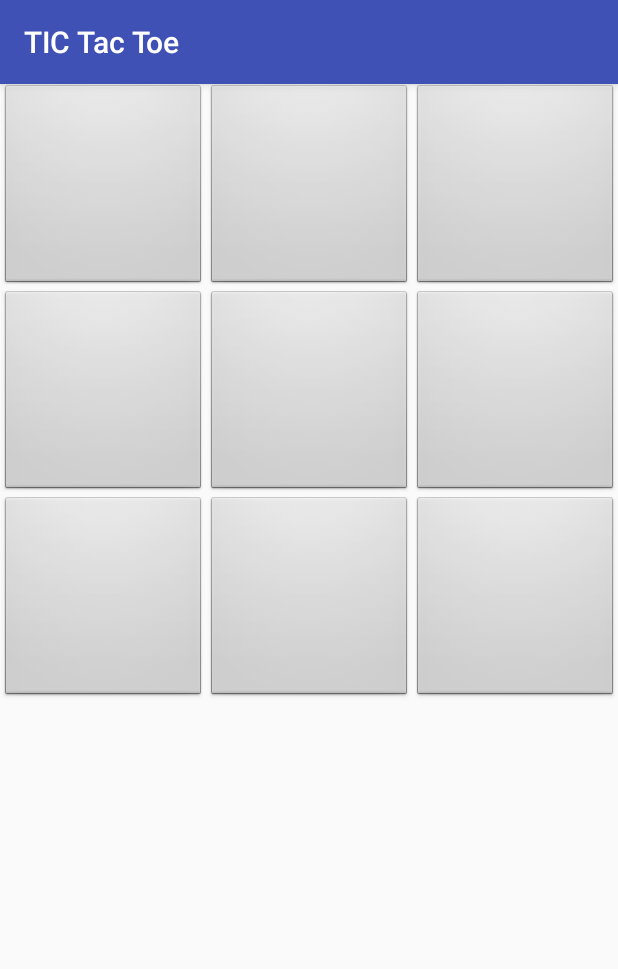
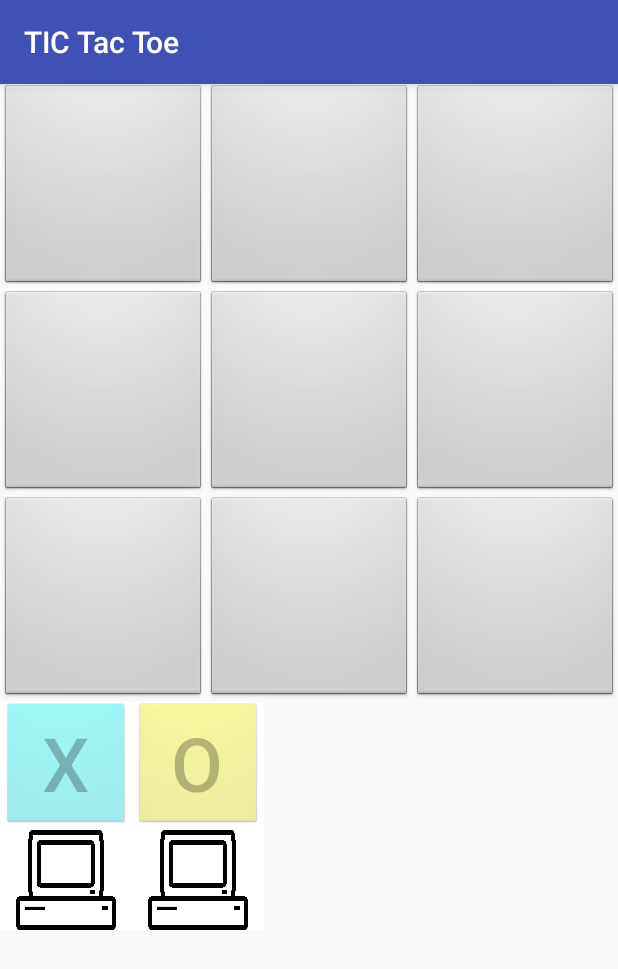
Before and after one commit to binyamin5555/SuperTicTacToe, an Android app: the SinglePlayerActivity screen opened directly, with no data from a screen before it, on a phone screen of 412 x 824 dp. Shown: the top 969 px of the screen. Run offline under Robolectric (Android 15) with nearby library versions, the phone set to English and light mode, and no system bars.

Commit message:
Added support for multiple computer players

```diff
--- a/TICTacToe/app/src/main/java/com/example/madmon/tictactoe/GameActivity.java
+++ b/TICTacToe/app/src/main/java/com/example/madmon/tictactoe/GameActivity.java
@@ -11,6 +11,7 @@ import android.util.Log;
 import android.view.Display;
 import android.view.View;
 import android.widget.GridLayout;
+import android.widget.LinearLayout;
 import android.widget.RelativeLayout;
 import android.widget.Toast;
 
@@ -21,6 +22,7 @@ public class GameActivity extends AppCompatActivity implements View.OnClickListe
 
     protected TTTButton[][] buttons; //[num-of-row][num-of-col]
     GridLayout gl;
+    LinearLayout playersIndicator;
 
     protected boolean isGameOver;
     boolean isSomeonePlayingNow;
@@ -72,6 +74,15 @@ public class GameActivity extends AppCompatActivity implements View.OnClickListe
 
     }
 
+    public void setPlayerIndicators(boolean[] isComputer) {
+        playersIndicator = (LinearLayout) findViewById(R.id.playersIndicator);
+        for(int i = 0 ; i < numOfPlayers ; i++) {
+            playersIndicator.addView(new PlayerVisualView(this , PlayerTurn.values()[i] , isComputer[i]));
+        }
+
+        PlayerVisualView.setPlaying(currentPlayer); //set indicator on first
+    }
+
     public void doTurn(TTTButton choice) {
         isSomeonePlayingNow = true;
         Log.i("doing turn" , "on button " + choice);
@@ -82,6 +93,7 @@ public class GameActivity extends AppCompatActivity implements View.OnClickListe
         }
 
         currentPlayer = PlayerTurn.getNext(currentPlayer , numOfPlayers);   //player-turn indicator
+        PlayerVisualView.setPlaying(currentPlayer);
         isSomeonePlayingNow = false;
 }
 
--- a/TICTacToe/app/src/main/java/com/example/madmon/tictactoe/PlayerTurn.java
+++ b/TICTacToe/app/src/main/java/com/example/madmon/tictactoe/PlayerTurn.java
@@ -18,6 +18,7 @@ public enum PlayerTurn {
     EX ("X" , Color.CYAN),
     CIRCLE ("O" , Color.YELLOW),
     TRIANGLE ("Δ" , Color.RED),
+    PENTAGRAM ("⛤" , Color.MAGENTA),
     SQUARE ("□" , Color.GREEN);
 
     public final String displayInButton;
--- /dev/null
+++ b/TICTacToe/app/src/main/java/com/example/madmon/tictactoe/PlayerVisualView.java
@@ -0,0 +1,111 @@
+package com.example.madmon.tictactoe;
+
+import android.content.Context;
+import android.graphics.Bitmap;
+import android.graphics.Color;
+import android.graphics.drawable.BitmapDrawable;
+import android.graphics.drawable.Drawable;
+import android.support.annotation.Nullable;
+import android.util.AttributeSet;
+import android.view.Gravity;
+import android.widget.LinearLayout;
+
+import java.util.LinkedList;
+
+/**
+ * Created by madmon on 11/06/2017.
+ */
+
+public class PlayerVisualView extends LinearLayout {
+
+    private static final int RESCALED_BITMAP_SIZE = 100;
+
+    public static LinkedList<PlayerVisualView> allMadeViews = new LinkedList<>();
+    public PlayerTurn ownTurn;
+    public boolean isCompPlayer;
+
+    public PlayerVisualView(Context context , PlayerTurn playerTurn , boolean isCompPlayer) {
+        super(context);
+        ctorStuff(playerTurn , isCompPlayer);
+    }
+
+    public PlayerVisualView(Context context, @Nullable AttributeSet attrs , PlayerTurn playerTurn , boolean isCompPlayer) {
+        super(context, attrs);
+        ctorStuff(playerTurn , isCompPlayer);
+    }
+
+    public PlayerVisualView(Context context, @Nullable AttributeSet attrs, int defStyleAttr , PlayerTurn playerTurn , boolean isCompPlayer) {
+        super(context, attrs, defStyleAttr);
+        ctorStuff(playerTurn , isCompPlayer);
+    }
+
+    private void ctorStuff(PlayerTurn playerTurn , boolean isCompPlayer) {
+        this.ownTurn = playerTurn;
+
+        this.setGravity(Gravity.CENTER_HORIZONTAL | Gravity.TOP);
+        this.setOrientation(LinearLayout.VERTICAL);
+
+        //playing mark
+        TTTButton tttb = new TTTButton(this.getContext() , -1 , -1);
+        tttb.pressButton(playerTurn);
+        tttb.setEnabled(false);
+        this.addView(tttb);
+
+        // human or computer
+        ImageViewControlled iv = new ImageViewControlled(this.getContext());
+        Drawable humanOrComp;
+        if (isCompPlayer) {
+            humanOrComp = getResources().getDrawable(R.drawable.comp_player);
+        }
+        else {
+            humanOrComp = getResources().getDrawable(R.drawable.human_player);
+        }
+
+        humanOrComp = resize(humanOrComp , RESCALED_BITMAP_SIZE);
+
+        iv.setImageDrawable(humanOrComp);
+        this.addView(iv);
+
+
+
+        allMadeViews.add(this);
+    }
+    private Drawable resize(Drawable image , int size) {
+        Bitmap b = ((BitmapDrawable)image).getBitmap();
+        Bitmap bitmapResized = Bitmap.createScaledBitmap(b, size, size, false);
+        return new BitmapDrawable(getResources(), bitmapResized);
+    }
+
+    public static void setPlaying(PlayerTurn currentPlaying) {
+
+        for(PlayerVisualView playerVisualView : allMadeViews) {
+            playerVisualView.setBackgroundColor(Color.WHITE);
+        }
+
+        for(PlayerVisualView playerVisualView : allMadeViews) {
+            if(playerVisualView.ownTurn == currentPlaying) {
+                //mark currently playing
+                playerVisualView.setBackgroundColor(Color.RED);
+                return; //found it - we're done here!!!
+            }
+        }
+
+//        //didn't find one
+//        allMadeViews.get(0).setBackgroundColor(Color.RED);
+
+    }
+
+
+    protected class ImageViewControlled extends android.support.v7.widget.AppCompatImageView {
+
+        public ImageViewControlled(Context context) {
+            super(context);
+        }
+
+        @Override
+        public void onMeasure(int widthMeasureSpec, int heightMeasureSpec) {
+            int smallest = Math.min(widthMeasureSpec , heightMeasureSpec);
+            super.onMeasure(smallest , smallest); // This is the key that will make the height equivalent to its width
+        }
+    }
+}
--- a/TICTacToe/app/src/main/java/com/example/madmon/tictactoe/SinglePlayerActivity.java
+++ b/TICTacToe/app/src/main/java/com/example/madmon/tictactoe/SinglePlayerActivity.java
@@ -12,15 +12,38 @@ public class SinglePlayerActivity extends GameActivity {
 
     private static final long lockTime = 2000;  //time until button is chosen
 
-    PlayerTurn computerTurn;
+    public int numOfComputerPlayers;
+
+    PlayerTurn[] computerTurn;
 
     @Override
     protected void onCreate(Bundle savedInstanceState) {
         super.onCreate(savedInstanceState);
+        sharedPreferences = GameSettings.getSharedPreferences(this);
+        numOfComputerPlayers = Math.min(numOfPlayers ,3);
+//        numOfComputerPlayers = Math.min(numOfPlayers , sharedPreferences.getInt(GameSettings.SHARED_PREFS_PLAYERS_NUM_SELECTED , GameSettings.DEFAULT_FAME_DIM));
 
-        computerTurn = PlayerTurn.TRIANGLE;
+        boolean[] isComputerPlayer = new boolean[numOfPlayers];
+        for(int i = 0 ; i < numOfComputerPlayers ; i++) {
+            int randI;
+            do {
+                randI = (int) (numOfPlayers * Math.random());   //get random index in array
+            }while(isComputerPlayer[randI]);    //already a comp player
+
+            isComputerPlayer[randI] = true;
+        }
+
+        computerTurn = new PlayerTurn[numOfComputerPlayers];
+        for(int i = 0, j = 0 ; i < isComputerPlayer.length ; i++) {
+            if(isComputerPlayer[i]) {
+                computerTurn[j] = PlayerTurn.values()[i];
+                j++;
+            }
+        }
 
         (new CheckPlayThread()).execute(this);
+
+        setPlayerIndicators(isComputerPlayer);
     }
 
     @Override
@@ -28,10 +51,20 @@ public class SinglePlayerActivity extends GameActivity {
         super.doTurn(choice);
 
 
-        if(currentPlayer == computerTurn) {
+        if(isPlayerComp(currentPlayer)) {
             //lock all buttons
             lockAllButtons();
         }
+    }
+
+    public boolean isPlayerComp(PlayerTurn playerTurn) {
+        for(PlayerTurn pt : computerTurn) {
+            if(pt == playerTurn) {
+                return true;
+            }
+        }
+
+        return false;
     }
 
     public void cumputeTurnStart() {
@@ -39,7 +72,7 @@ public class SinglePlayerActivity extends GameActivity {
 
         Log.i("computer turn" , "checking if my turn");
 
-        if (currentPlayer != computerTurn) {
+        if (!isPlayerComp(currentPlayer)) {
             Log.i("computer turn" , "not my turn.......");
             return;
         }
--- a/TICTacToe/app/src/main/res/layout/activity_game.xml
+++ b/TICTacToe/app/src/main/res/layout/activity_game.xml
@@ -20,4 +20,18 @@
         android:id="@+id/gridLayout">
 
     </com.example.madmon.tictactoe.SquareGridLayout>
+
+    <HorizontalScrollView
+        android:layout_width="match_parent"
+        android:layout_height="match_parent"
+        android:layout_below="@+id/gridLayout">
+
+        <LinearLayout
+            android:layout_width="wrap_content"
+            android:layout_height="match_parent"
+            android:orientation="horizontal"
+            android:id="@+id/playersIndicator"/>
+    </HorizontalScrollView>
+
+
 </RelativeLayout>
--- a/TICTacToe/app/src/main/res/values/strings.xml
+++ b/TICTacToe/app/src/main/res/values/strings.xml
@@ -2,7 +2,7 @@
     <string name="app_name">TIC Tac Toe</string>
     <string name="settings_button_text">Settings</string>
     <string name="start_button_text">Multi Player</string>
-    <string name="start_single_button_text">Single Player</string>
+    <string name="start_single_button_text">Start game</string>
     <string name="title_activity_end_game">EndGame</string>
     <string name="title_activity_settings">SettingsActivity</string>
     <string name="title_activity_main_menu">MainMenuActivity</string>
```
Also changed, not shown: TICTacToe/app/src/main/java/com/example/madmon/tictactoe/MainMenuActivity.java (+4 -4 lines), TICTacToe/app/src/main/res/layout/activity_main_menu.xml (+0 -7 lines), TICTacToe/app/src/main/res/drawable/comp_player.png (added), TICTacToe/app/src/main/res/drawable/human_player.png (added).
